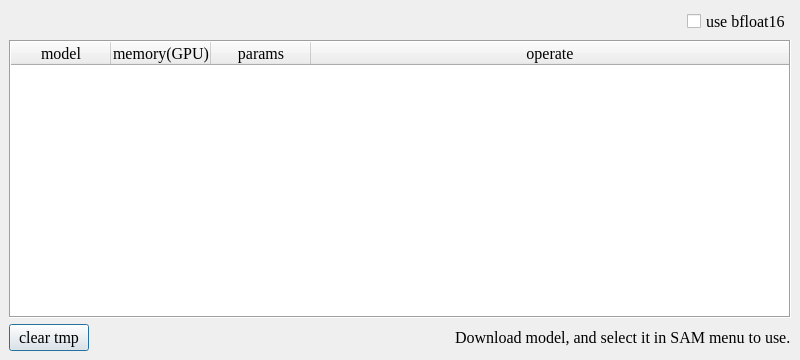
yatengLG/ISAT_with_segment_anything, file ISAT/ui/model_manager_dialog.ui: the form before one commit.
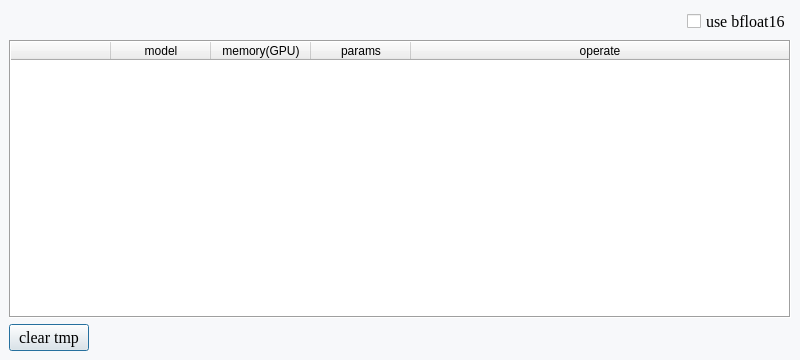
The form after the commit.

```diff
--- a/ISAT/ui/model_manager_dialog.ui
+++ b/ISAT/ui/model_manager_dialog.ui
@@ -19,6 +19,12 @@
   <property name="windowTitle">
    <string>Model Manage</string>
   </property>
+  <property name="styleSheet">
+   <string notr="true">QDialog{
+	background-color: rgb(247, 248, 250);
+}
+</string>
+  </property>
   <layout class="QVBoxLayout" name="verticalLayout">
    <property name="leftMargin">
     <number>9</number>
@@ -123,6 +129,11 @@
      <attribute name="verticalHeaderStretchLastSection">
       <bool>false</bool>
      </attribute>
+     <column>
+      <property name="text">
+       <string/>
+      </property>
+     </column>
      <column>
       <property name="text">
        <string>model</string>
@@ -183,7 +194,7 @@
       <item>
        <widget class="QLabel" name="label">
         <property name="text">
-         <string>Download model, and select it in SAM menu to use.</string>
+         <string/>
         </property>
        </widget>
       </item>
```
Left out of the diff: 2 changed lines with no effect on the pictures.
